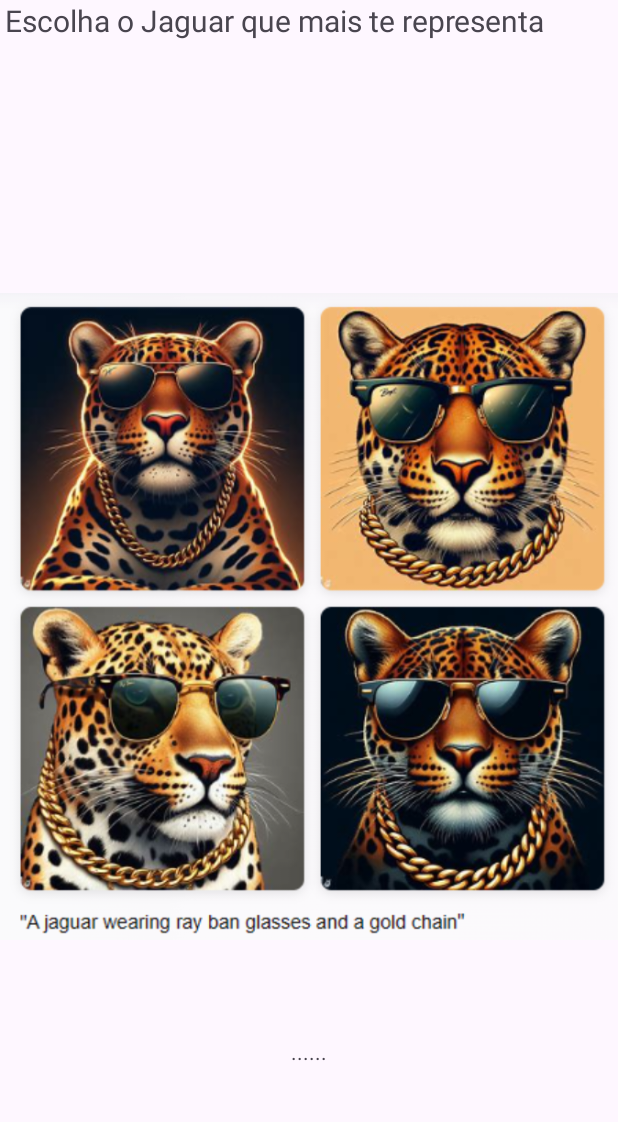
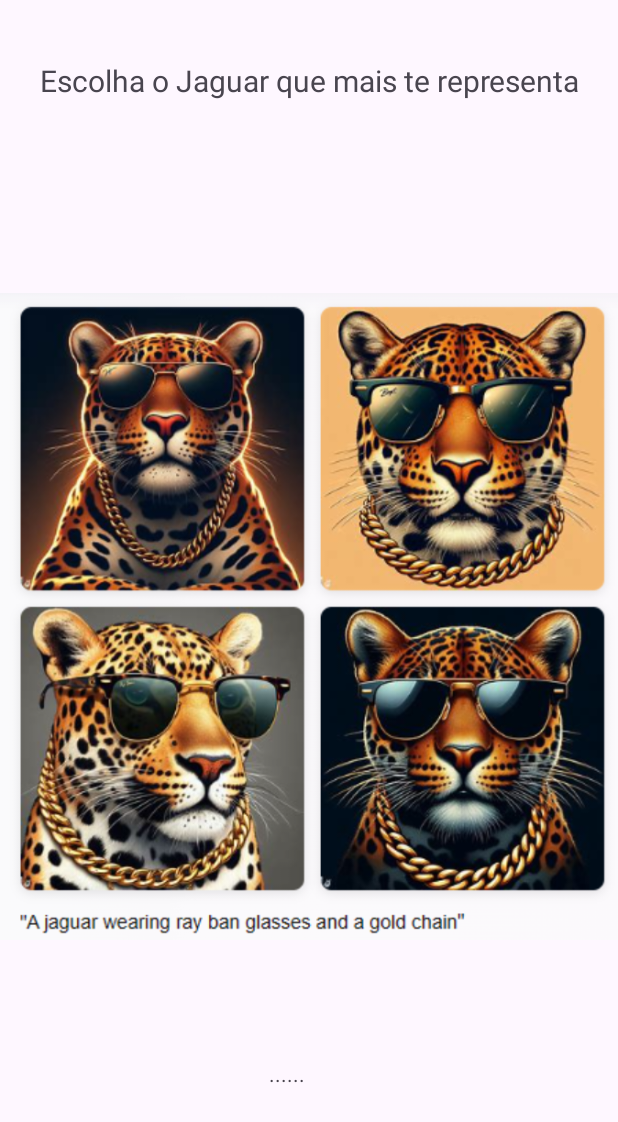
Before and after one commit to LeoTigrefenix/android_app_animalSoul, an Android app: the screen it shows after launch (MainActivity), on a phone screen of 412 x 824 dp. Shown: the top 1122 px of the screen. Run offline under Robolectric (Android 15) with nearby library versions, the phone set to English and light mode, and no system bars; 7 statements that could not run were skipped.

Commit message:
V.0.3 Test from Android Studio

```diff
--- a/app/src/main/java/com/leonidas/aula_frase_do_dia/MainActivity.java
+++ b/app/src/main/java/com/leonidas/aula_frase_do_dia/MainActivity.java
@@ -19,6 +19,7 @@ import androidx.appcompat.app.AppCompatActivity;
 
 import android.os.Bundle;
 import android.view.View;
+import android.widget.ImageView;
 import android.widget.TextView;
 
 public class MainActivity extends AppCompatActivity {
@@ -28,6 +29,18 @@ public class MainActivity extends AppCompatActivity {
         super.onCreate(savedInstanceState);
         setContentView(R.layout.activity_main); //método da classe AppCompatActivity
     }
+
+        // Initialize views
+        //   Button b_jaguar_first = findViewById(R.id.BJaguar1);
+        TextView titulo = findViewById(R.id.titulo);
+
+        ImageView imgAlljaguars = findViewById(R.id.ImgAllJaguar);
+        ImageView img_jaguar_first = findViewById(R.id.jaguar_first);
+        ImageView img_jaguar_second = findViewById(R.id.jaguar_second);
+        ImageView img_jaguar_third = findViewById(R.id.jaguar_third);
+        ImageView img_jaguar_fourth = findViewById(R.id.jaguar_fourth);
+        ImageView img_arrowBack = findViewById(R.id.arrowback);
+        ///---------------------
 
         //Descrição de cada imagem ----------------------------------------------------------------------------------------------------------------------------------------------------------------------------------------------------------------------------------------------------
         String descricaoJagua1 = "Você possui uma aura forte. Sua presença ilumina o lugar onde você chega e aquece o coração das pessoas com esperança e motivação. Jamais deixe que criticas negativas apaguem seu brilho.";
@@ -40,32 +53,92 @@ public class MainActivity extends AppCompatActivity {
 
         //funções para mostrar na tela o texto ao toque do botão ----------------------------------------------------------------------------------------------------------------------------------------------------------------------------------------------------------------------
         public void primeiroJaguar (View view){
-                TextView textoResposta = findViewById(R.id.textView2);
 
+            if (imgAlljaguars.getVisibility() == View.VISIBLE) {
+                imgAlljaguars.setVisibility(View.INVISIBLE);
+                img_jaguar_first.setVisibility(View.VISIBLE);
+                titulo.setVisibility(View.INVISIBLE);
+                img_arrowBack.setVisibility(View.VISIBLE);
+
+
+            }
+
+            TextView textoResposta = findViewById(R.id.resultado);
             textoResposta.setText(descricaoJagua1);
+
         }
 
         public void segundoJaguar (View view){
 
-                TextView textoResposta = findViewById(R.id.textView2);
+            if (imgAlljaguars.getVisibility() == View.VISIBLE) {
+                imgAlljaguars.setVisibility(View.INVISIBLE);
+                titulo.setVisibility(View.INVISIBLE);
+                img_jaguar_second.setVisibility(View.VISIBLE);
+                img_arrowBack.setVisibility(View.VISIBLE);
 
+
+            }
+
+            TextView textoResposta = findViewById(R.id.resultado);
             textoResposta.setText(descricaoJagua2);
 
         }
         public void terceiroJaguar (View view){
 
-                TextView textoResposta = findViewById(R.id.textView2);
+            if (imgAlljaguars.getVisibility() == View.VISIBLE) {
+                imgAlljaguars.setVisibility(View.INVISIBLE);
+                titulo.setVisibility(View.INVISIBLE);
+                img_jaguar_third.setVisibility(View.VISIBLE);
+                img_arrowBack.setVisibility(View.VISIBLE);
 
+
+            }
+
+            TextView textoResposta = findViewById(R.id.resultado);
             textoResposta.setText(descricaoJagua3);
 
         }
         public void quartoJaguar (View view){
 
-                TextView textoResposta = findViewById(R.id.textView2);
+            if (imgAlljaguars.getVisibility() == View.VISIBLE) {
+                imgAlljaguars.setVisibility(View.INVISIBLE);
+                titulo.setVisibility(View.INVISIBLE);
+                img_jaguar_fourth.setVisibility(View.VISIBLE);
+                img_arrowBack.setVisibility(View.VISIBLE);
 
+
+            }
+
+            TextView textoResposta = findViewById(R.id.resultado);
             textoResposta.setText(descricaoJagua4);
 
         }
         //-----------------------------------------------------------------------------------------------------------------------------------------------------------------------------------------------------------------------------------------------------------------------------
 
+        //função para voltar a tela------------------------------------------------------------------------------------------
+//        public void voltarTela (View view){
+//
+//            if (img_arrowBack.getVisibility() == View.VISIBLE) {
+//
+//                imgAlljaguars.setVisibility(View.VISIBLE);
+//                titulo.setVisibility(View.VISIBLE);
+//
+//                img_jaguar_first.setVisibility(View.INVISIBLE);
+//                img_jaguar_second.setVisibility(View.INVISIBLE);
+//                img_jaguar_third.setVisibility(View.INVISIBLE);
+//                img_jaguar_fourth.setVisibility(View.INVISIBLE);
+//
+//                img_arrowBack.setVisibility(View.INVISIBLE);
+//
+//
+//                TextView textoResposta = findViewById(R.id.resultado);
+//
+//                textoResposta.setText("...");
+//            }
+//
+//
+//        }
+
+        //-------------------------------------------------------------------------------------------------------------------
+
 }
--- a/app/src/main/res/layout/activity_main.xml
+++ b/app/src/main/res/layout/activity_main.xml
@@ -7,7 +7,7 @@
     tools:context=".MainActivity">
 
     <ImageView
-        android:id="@+id/imageView"
+        android:id="@+id/ImgAllJaguar"
         android:layout_width="wrap_content"
         android:layout_height="wrap_content"
         app:layout_constraintBottom_toBottomOf="parent"
@@ -25,26 +25,27 @@
         android:background="@drawable/no_box_selector"
         android:onClick="primeiroJaguar"
         android:text=""
-        app:layout_constraintBottom_toBottomOf="@+id/imageView"
+        app:layout_constraintBottom_toBottomOf="parent"
         app:layout_constraintEnd_toEndOf="parent"
         app:layout_constraintHorizontal_bias="0.071"
         app:layout_constraintStart_toStartOf="parent"
-        app:layout_constraintTop_toTopOf="@+id/imageView"
-        app:layout_constraintVertical_bias="0.111" />
+        app:layout_constraintTop_toTopOf="parent"
+        app:layout_constraintVertical_bias="0.296" />
 
     <Button
         android:id="@+id/BJaguar2"
         android:layout_width="180dp"
         android:layout_height="163dp"
+        android:layout_marginTop="180dp"
         android:background="@drawable/no_box_selector"
         android:onClick="segundoJaguar"
         android:text=""
-        app:layout_constraintBottom_toBottomOf="@+id/imageView"
+        app:layout_constraintBottom_toBottomOf="parent"
         app:layout_constraintEnd_toEndOf="parent"
         app:layout_constraintHorizontal_bias="0.93"
         app:layout_constraintStart_toStartOf="parent"
-        app:layout_constraintTop_toTopOf="@+id/imageView"
-        app:layout_constraintVertical_bias="0.136" />
+        app:layout_constraintTop_toTopOf="parent"
+        app:layout_constraintVertical_bias="0.0" />
 
     <Button
         android:id="@+id/BJaguar3"
@@ -53,12 +54,12 @@
         android:background="@drawable/no_box_selector"
         android:onClick="terceiroJaguar"
         android:text=""
-        app:layout_constraintBottom_toBottomOf="@+id/imageView"
+        app:layout_constraintBottom_toBottomOf="parent"
         app:layout_constraintEnd_toEndOf="parent"
-        app:layout_constraintHorizontal_bias="0.068"
+        app:layout_constraintHorizontal_bias="0.098"
         app:layout_constraintStart_toStartOf="parent"
-        app:layout_constraintTop_toTopOf="@+id/imageView"
-        app:layout_constraintVertical_bias="0.795" />
+        app:layout_constraintTop_toTopOf="parent"
+        app:layout_constraintVertical_bias="0.668" />
 
     <Button
         android:id="@+id/BJaguar4"
@@ -67,12 +68,26 @@
         android:background="@drawable/no_box_selector"
         android:onClick="quartoJaguar"
         android:text=""
-        app:layout_constraintBottom_toBottomOf="@+id/imageView"
+        app:layout_constraintBottom_toBottomOf="parent"
         app:layout_constraintEnd_toEndOf="parent"
         app:layout_constraintHorizontal_bias="0.93"
         app:layout_constraintStart_toStartOf="parent"
-        app:layout_constraintTop_toTopOf="@+id/imageView"
-        app:layout_constraintVertical_bias="0.797" />
+        app:layout_constraintTop_toTopOf="parent"
+        app:layout_constraintVertical_bias="0.67" />
+
+    <Button
+        android:id="@+id/BarrowBack"
+        android:layout_width="106dp"
+        android:layout_height="131dp"
+        android:background="@drawable/no_box_selector"
+        android:onClick="quartoJaguar"
+        android:text=""
+        app:layout_constraintBottom_toBottomOf="parent"
+        app:layout_constraintEnd_toEndOf="parent"
+        app:layout_constraintHorizontal_bias="1.0"
+        app:layout_constraintStart_toStartOf="parent"
+        app:layout_constraintTop_toTopOf="parent"
+        app:layout_constraintVertical_bias="0.012" />
 
     <TextView
         android:id="@+id/titulo"
@@ -84,18 +99,79 @@
         android:textColorHint="#E8DD78"
         android:textColorLink="#FFFFFF"
         android:textSize="20sp"
-        tools:layout_editor_absoluteX="23dp"
-        tools:layout_editor_absoluteY="38dp" />
+        app:layout_constraintBottom_toBottomOf="parent"
+        app:layout_constraintEnd_toEndOf="parent"
+        app:layout_constraintStart_toStartOf="parent"
+        app:layout_constraintTop_toTopOf="parent"
+        app:layout_constraintVertical_bias="0.053" />
 
     <TextView
-        android:id="@+id/textView2"
+        android:id="@+id/resultado"
         android:layout_width="wrap_content"
         android:layout_height="wrap_content"
         android:text="......"
         app:layout_constraintBottom_toBottomOf="parent"
         app:layout_constraintEnd_toEndOf="parent"
+        app:layout_constraintHorizontal_bias="0.463"
         app:layout_constraintStart_toStartOf="parent"
-        app:layout_constraintTop_toBottomOf="@+id/imageView"
-        app:layout_constraintVertical_bias="0.285" />
+        app:layout_constraintTop_toTopOf="parent"
+        app:layout_constraintVertical_bias="0.877" />
+
+    <ImageView
+        android:id="@+id/jaguar_first"
+        android:layout_width="wrap_content"
+        android:layout_height="wrap_content"
+        app:layout_constraintBottom_toBottomOf="parent"
+        app:layout_constraintEnd_toEndOf="parent"
+        app:layout_constraintStart_toStartOf="parent"
+        app:layout_constraintTop_toTopOf="parent"
+        android:visibility="invisible"
+        app:srcCompat="@drawable/jaguar_first" />
+
+    <ImageView
+        android:id="@+id/jaguar_second"
+        android:layout_width="wrap_content"
+        android:layout_height="wrap_content"
+        app:layout_constraintBottom_toBottomOf="parent"
+        app:layout_constraintEnd_toEndOf="parent"
+        app:layout_constraintStart_toStartOf="parent"
+        app:layout_constraintTop_toTopOf="parent"
+        android:visibility="invisible"
+        app:srcCompat="@drawable/jaguar_second" />
+
+    <ImageView
+        android:id="@+id/jaguar_third"
+        android:layout_width="wrap_content"
+        android:layout_height="wrap_content"
+        app:layout_constraintBottom_toBottomOf="parent"
+        app:layout_constraintEnd_toEndOf="parent"
+        app:layout_constraintStart_toStartOf="parent"
+        app:layout_constraintTop_toTopOf="parent"
+        android:visibility="invisible"
+        app:srcCompat="@drawable/jaguar_third" />
+
+    <ImageView
+        android:id="@+id/jaguar_fourth"
+        android:layout_width="wrap_content"
+        android:layout_height="wrap_content"
+        app:layout_constraintBottom_toBottomOf="parent"
+        app:layout_constraintEnd_toEndOf="parent"
+        app:layout_constraintStart_toStartOf="parent"
+        app:layout_constraintTop_toTopOf="parent"
+        android:visibility="invisible"
+        app:srcCompat="@drawable/jaguar_fourth" />
+
+    <ImageView
+        android:id="@+id/arrowback"
+        android:layout_width="108dp"
+        android:layout_height="144dp"
+        android:visibility="invisible"
+        app:layout_constraintBottom_toBottomOf="@+id/BJaguar2"
+        app:layout_constraintEnd_toEndOf="parent"
+        app:layout_constraintHorizontal_bias="1.0"
+        app:layout_constraintStart_toStartOf="parent"
+        app:layout_constraintTop_toTopOf="parent"
+        app:layout_constraintVertical_bias="0.0"
+        app:srcCompat="@drawable/arrow_back_icon_" />
 
 </androidx.constraintlayout.widget.ConstraintLayout>
```
Also changed, not shown: app/src/main/res/drawable/arrow_back_icon_.png (added), app/src/main/res/drawable/jaguar_first.png (added), app/src/main/res/drawable/jaguar_fourth.png (added), app/src/main/res/drawable/jaguar_second.png (added), app/src/main/res/drawable/jaguar_third.png (added). Lines whose indentation alone changed are shown as unchanged.
